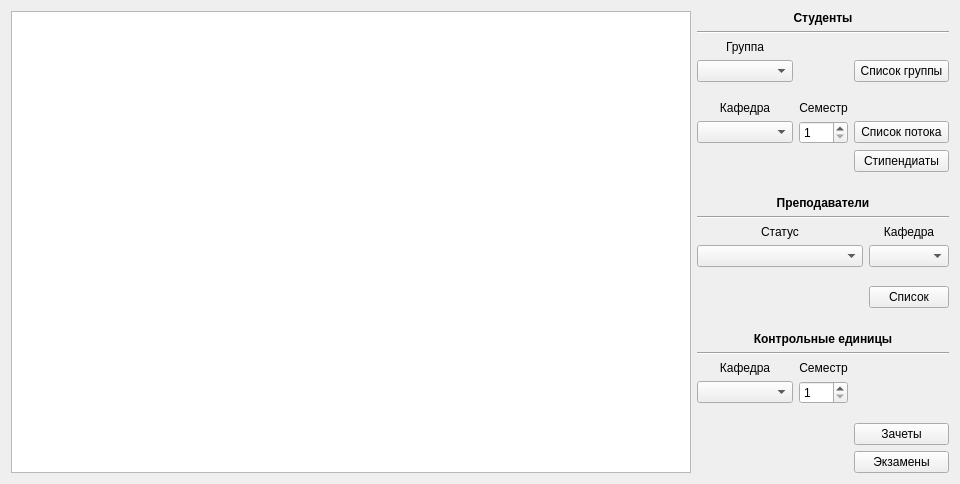
First picture: the form in listswindow.ui, repository muzzy404/DeanOffice-database-course-work, before the edit.
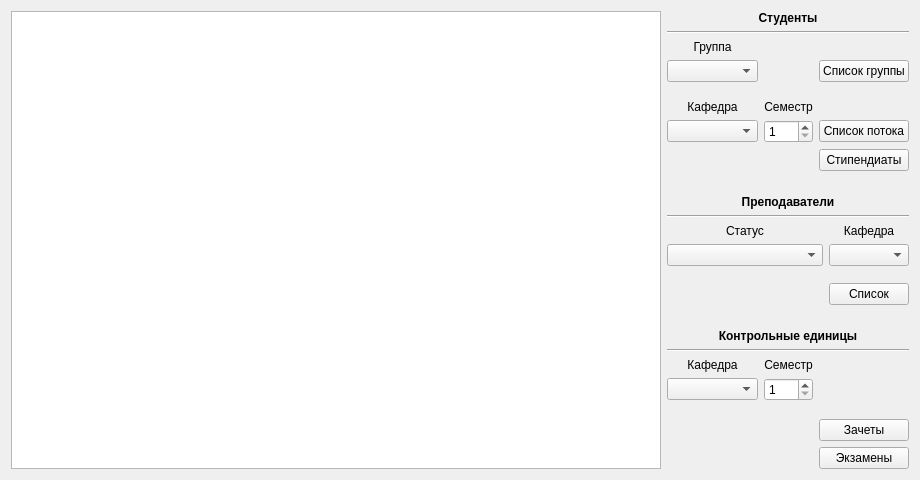
Second picture: the form after the edit.

The edit to the form file:
```diff
--- a/listswindow.ui
+++ b/listswindow.ui
@@ -6,8 +6,8 @@
    <rect>
     <x>0</x>
     <y>0</y>
-    <width>960</width>
-    <height>484</height>
+    <width>920</width>
+    <height>480</height>
    </rect>
   </property>
   <property name="windowTitle">
```
